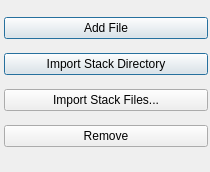
First picture: the form in ilastik/applets/dataSelection/dataSelectionDrawer.ui, repository ilastik/ilastik, before the edit.
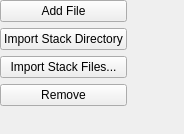
Second picture: the form after the edit. Icons and pictures are not drawn.

Commit message: layout improvements and added some button icons.

The edit to the form file:
```diff
--- a/ilastik/applets/dataSelection/dataSelectionDrawer.ui
+++ b/ilastik/applets/dataSelection/dataSelectionDrawer.ui
@@ -6,22 +6,14 @@
    <rect>
     <x>0</x>
     <y>0</y>
-    <width>210</width>
-    <height>172</height>
+    <width>184</width>
+    <height>134</height>
    </rect>
   </property>
   <property name="windowTitle">
    <string>Form</string>
   </property>
-  <widget class="QWidget" name="layoutWidget">
-   <property name="geometry">
-    <rect>
-     <x>4</x>
-     <y>9</y>
-     <width>204</width>
-     <height>150</height>
-    </rect>
-   </property>
+  <widget class="QWidget" name="">
    <layout class="QVBoxLayout" name="verticalLayout">
     <item>
      <widget class="QPushButton" name="addFileButton">
@@ -36,7 +28,7 @@
         <normaloff>../../../gui/icons/32x32/actions/media-seek-forward.png</normaloff>../../../gui/icons/32x32/actions/media-seek-forward.png</iconset>
       </property>
       <property name="default">
-       <bool>true</bool>
+       <bool>false</bool>
       </property>
       <property name="flat">
        <bool>false</bool>
@@ -52,7 +44,7 @@
        <string>Import Stack Directory</string>
       </property>
       <property name="default">
-       <bool>true</bool>
+       <bool>false</bool>
       </property>
       <property name="flat">
        <bool>false</bool>
```
The commit also changes 5 other files.
